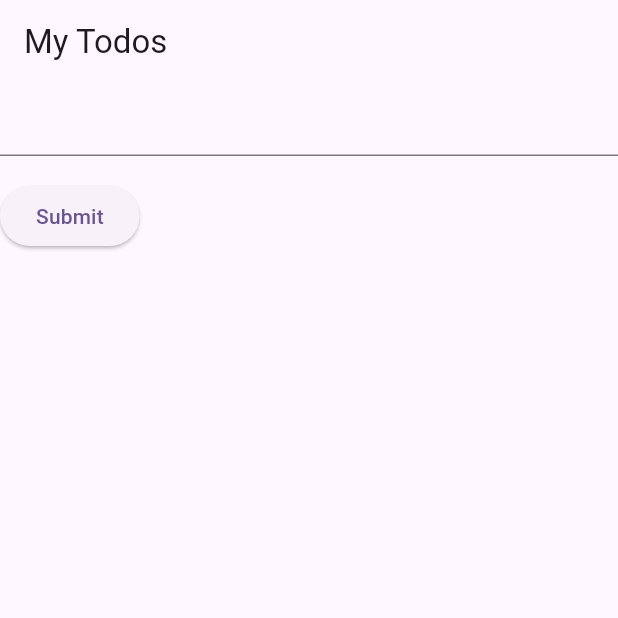
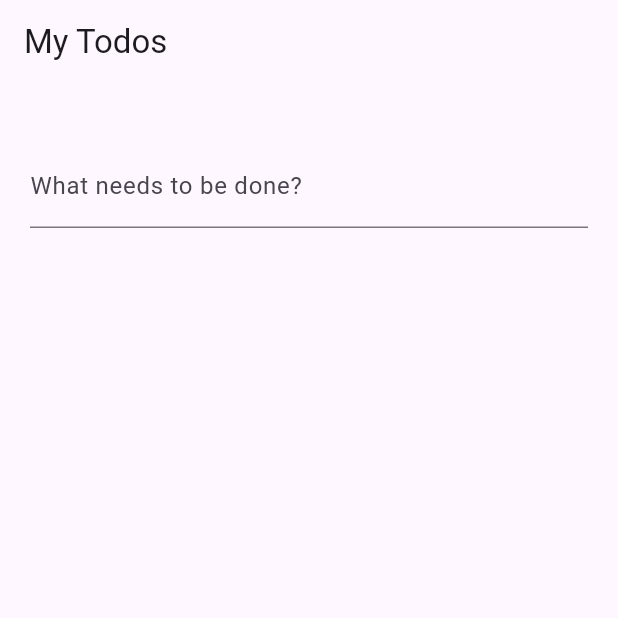
Before and after one commit to mathletedev/flutter-todo-list, a Flutter app: the screen it shows after launch, on a phone screen of 412 x 824 dp, the top half of it. Run offline on Flutter 3.47's test engine with Material 3 defaults, Android fonts, the phone set to English and light mode, and no system bars; our stand-ins replace flutter_hooks, flutter_riverpod, hooks_riverpod.

Commit message:
feat!: implemented todo list

```diff
--- a/lib/main.dart
+++ b/lib/main.dart
@@ -1,10 +1,17 @@
 import 'package:flutter/material.dart';
-import 'package:flutter_riverpod/flutter_riverpod.dart';
+import 'package:flutter_hooks/flutter_hooks.dart';
+import 'package:hooks_riverpod/hooks_riverpod.dart';
 
-void main() => runApp(const ProviderScope(child: App()));
+import 'todo.dart';
 
-class App extends StatelessWidget {
-  const App({super.key});
+final createTodoKey = UniqueKey();
+
+final todoListProvider = NotifierProvider<TodoList, List<Todo>>(TodoList.new);
+
+void main() => runApp(const ProviderScope(child: MyApp()));
+
+class MyApp extends StatelessWidget {
+  const MyApp({super.key});
 
   @override
   Widget build(BuildContext context) {
@@ -14,37 +21,63 @@ class App extends StatelessWidget {
           colorScheme: ColorScheme.fromSeed(seedColor: Colors.deepPurple),
           useMaterial3: true,
         ),
-        home: Scaffold(
-            appBar: AppBar(title: const Text('My Todos')),
-            body: const Column(children: [SubmitForm()])));
+        home: const Home());
   }
 }
 
-class SubmitForm extends StatefulWidget {
-  const SubmitForm({super.key});
+class Home extends HookConsumerWidget {
+  const Home({super.key});
 
   @override
-  State<SubmitForm> createState() => _SubmitFormState();
+  Widget build(BuildContext context, WidgetRef ref) {
+    final todos = ref.watch(todoListProvider);
+    final newTodoController = useTextEditingController();
+
+    return Scaffold(
+        appBar: AppBar(title: const Text('My Todos')),
+        body: ListView(
+            padding: const EdgeInsets.symmetric(horizontal: 20, vertical: 40),
+            children: [
+              TextField(
+                  key: createTodoKey,
+                  controller: newTodoController,
+                  decoration: const InputDecoration(
+                      labelText: 'What needs to be done?'),
+                  onSubmitted: (value) {
+                    ref.read(todoListProvider.notifier).create(value);
+                    newTodoController.clear();
+                  }),
+              for (var i = 0; i < todos.length; ++i) ...[
+                if (i > 0) const Divider(height: 0),
+                Dismissible(
+                    key: ValueKey(todos[i].id),
+                    onDismissed: (_) {
+                      ref.read(todoListProvider.notifier).delete(todos[i]);
+                    },
+                    child: ProviderScope(
+                        overrides: [_currentTodo.overrideWithValue(todos[i])],
+                        child: const TodoItem()))
+              ]
+            ]));
+  }
 }
 
-class _SubmitFormState extends State<SubmitForm> {
-  final _formKey = GlobalKey<FormState>();
+final _currentTodo = Provider<Todo>((ref) => throw UnimplementedError());
+
+class TodoItem extends HookConsumerWidget {
+  const TodoItem({super.key});
 
   @override
-  Widget build(BuildContext context) {
-    return Form(
-        key: _formKey,
-        child: Column(crossAxisAlignment: CrossAxisAlignment.start, children: [
-          TextFormField(validator: (value) {
-            if (value == null || value.isEmpty) {
-              return 'Please enter some text';
-            }
-            return null;
-          }),
-          Padding(
-              padding: const EdgeInsets.symmetric(vertical: 16),
-              child:
-                  ElevatedButton(onPressed: () {}, child: const Text('Submit')))
-        ]));
+  Widget build(BuildContext context, WidgetRef ref) {
+    final todo = ref.watch(_currentTodo);
+
+    return Material(
+        elevation: 4,
+        child: ListTile(
+            leading: Checkbox(
+                value: todo.completed,
+                onChanged: (value) =>
+                    ref.read(todoListProvider.notifier).toggle(todo.id)),
+            title: Text(todo.description)));
   }
 }
--- /dev/null
+++ b/lib/todo.dart
@@ -0,0 +1,41 @@
+import 'package:flutter/foundation.dart' show immutable;
+import 'package:flutter_riverpod/flutter_riverpod.dart';
+import 'package:uuid/uuid.dart';
+
+const _uuid = Uuid();
+
+@immutable
+class Todo {
+  final String id;
+  final String description;
+  final bool completed;
+
+  const Todo(
+      {required this.description, required this.id, this.completed = false});
+}
+
+class TodoList extends Notifier<List<Todo>> {
+  @override
+  List<Todo> build() => [];
+
+  void create(String description) {
+    state = [...state, Todo(id: _uuid.v4(), description: description)];
+  }
+
+  void toggle(String id) {
+    state = [
+      for (final todo in state)
+        if (todo.id == id)
+          Todo(
+              id: todo.id,
+              description: todo.description,
+              completed: !todo.completed)
+        else
+          todo
+    ];
+  }
+
+  void delete(Todo target) {
+    state = state.where((todo) => todo.id != target.id).toList();
+  }
+}
--- a/pubspec.yaml
+++ b/pubspec.yaml
@@ -37,6 +37,9 @@ dependencies:
   cupertino_icons: ^1.0.6
   flutter_riverpod: ^2.6.1
   riverpod_annotation: ^2.6.1
+  uuid: ^4.5.1
+  flutter_hooks: ^0.20.5
+  hooks_riverpod: ^2.6.1
 
 dev_dependencies:
   flutter_test:
```
Also changed, not shown: pubspec.lock, 1 other file.
